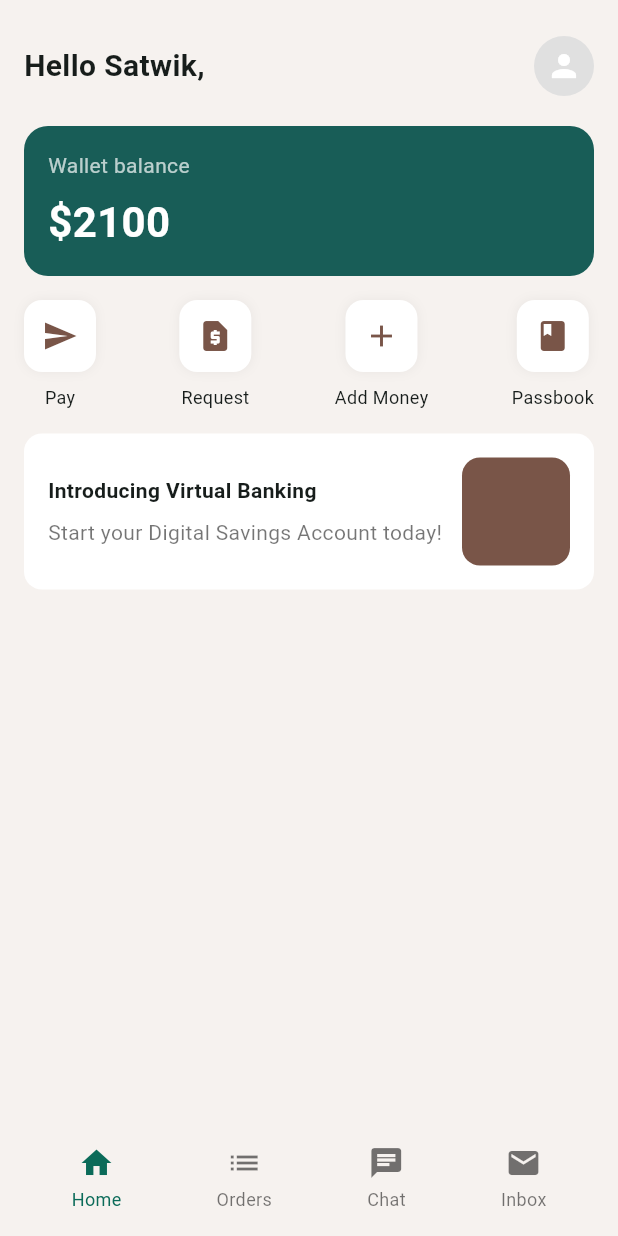
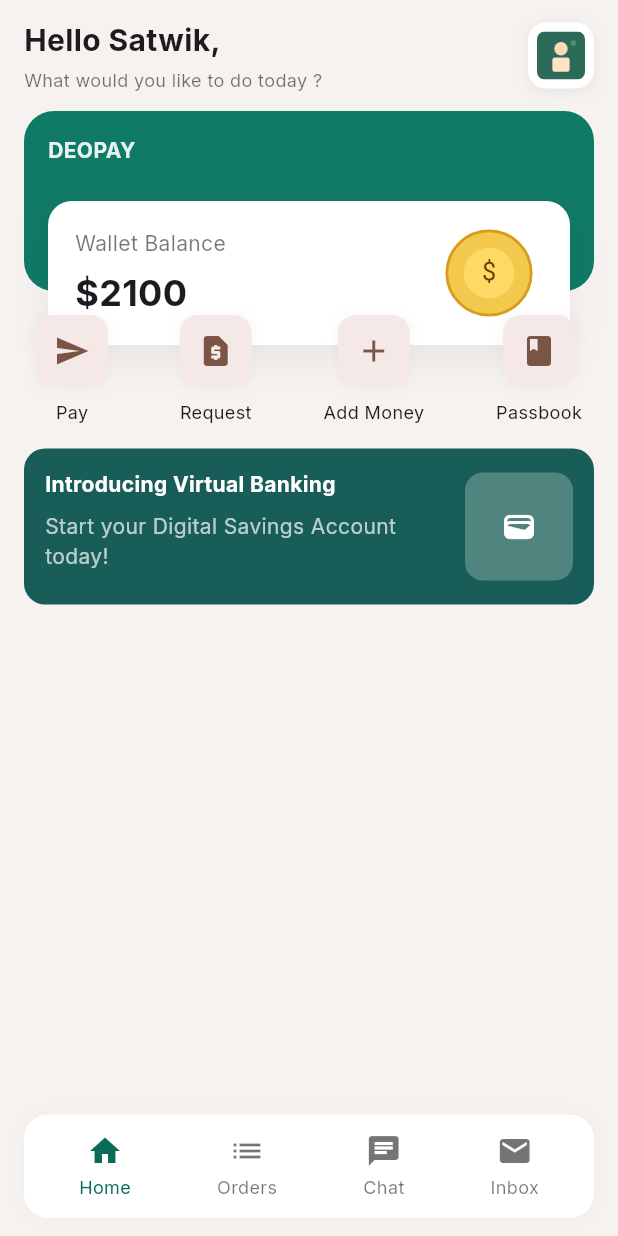
Before and after one commit to Osiris117/SmartWallet, a Flutter app: the screen it shows after launch, on a phone screen of 412 x 824 dp. Run offline on Flutter 3.47's test engine with Material 3 defaults, Android fonts, the phone set to English and light mode, and no system bars; our stand-ins replace flutter_svg, google_fonts.

Commit message:
feat(frontend): enhance UI, add SVG placeholders and fonts

```diff
--- a/frontend/lib/main.dart
+++ b/frontend/lib/main.dart
@@ -1,5 +1,6 @@
 import 'package:flutter/material.dart';
-import 'package:provider/provider.dart';
+import 'package:google_fonts/google_fonts.dart';
+import 'package:flutter_svg/flutter_svg.dart';
 
 void main() {
   runApp(const DeopayApp());
@@ -10,11 +11,14 @@ class DeopayApp extends StatelessWidget {
 
   @override
   Widget build(BuildContext context) {
+    final seed = const Color(0xFF0F7A66);
     return MaterialApp(
+      debugShowCheckedModeBanner: false,
       title: 'Deopay',
       theme: ThemeData(
-        colorScheme: ColorScheme.fromSeed(seedColor: const Color(0xFF0F7A66)),
+        colorScheme: ColorScheme.fromSeed(seedColor: seed, brightness: Brightness.light),
         useMaterial3: true,
+        textTheme: GoogleFonts.interTextTheme(),
       ),
       home: const HomeScreen(),
     );
@@ -30,30 +34,19 @@ class HomeScreen extends StatelessWidget {
       backgroundColor: const Color(0xFFF6F2EF),
       body: SafeArea(
         child: Padding(
-          padding: const EdgeInsets.all(16.0),
+          padding: const EdgeInsets.symmetric(horizontal: 16.0, vertical: 12),
           child: Column(
-            crossAxisAlignment: CrossAxisAlignment.start,
             children: [
-              const SizedBox(height: 8),
-              Row(
-                mainAxisAlignment: MainAxisAlignment.spaceBetween,
-                children: [
-                  const Text('Hello Satwik,', style: TextStyle(fontSize: 20, fontWeight: FontWeight.bold)),
-                  CircleAvatar(
-                    radius: 20,
-                    backgroundColor: Colors.grey.shade300,
-                    child: const Icon(Icons.person, color: Colors.white),
-                  )
-                ],
-              ),
-              const SizedBox(height: 20),
-              _BalanceCard(),
+              _TopHeader(),
+              const SizedBox(height: 12),
+              _StackedCard(),
               const SizedBox(height: 16),
               _ActionButtonsRow(),
               const SizedBox(height: 16),
               _PromoCard(),
               const Spacer(),
-              _BottomNav()
+              const SizedBox(height: 8),
+              _BottomNav(),
             ],
           ),
         ),
@@ -62,24 +55,87 @@ class HomeScreen extends StatelessWidget {
   }
 }
 
-class _BalanceCard extends StatelessWidget {
+class _TopHeader extends StatelessWidget {
   @override
   Widget build(BuildContext context) {
-    return Container(
+    return Row(
+      mainAxisAlignment: MainAxisAlignment.spaceBetween,
+      children: [
+        Column(
+          crossAxisAlignment: CrossAxisAlignment.start,
+          children: const [
+            Text('Hello Satwik,', style: TextStyle(fontSize: 20, fontWeight: FontWeight.w700)),
+            SizedBox(height: 4),
+            Text('What would you like to do today ?', style: TextStyle(color: Colors.black54, fontSize: 12)),
+          ],
+        ),
+        Container(
+          width: 44,
+          height: 44,
+          decoration: BoxDecoration(color: Colors.white, borderRadius: BorderRadius.circular(12), boxShadow: [
+            BoxShadow(color: Colors.black.withOpacity(0.06), blurRadius: 8, offset: const Offset(0,2))
+          ]),
+          child: Padding(
+            padding: const EdgeInsets.all(6.0),
+            child: SvgPicture.asset('assets/images/character.svg', fit: BoxFit.contain),
+          ),
+        )
+      ],
+    );
+  }
+}
+
+class _StackedCard extends StatelessWidget {
+  @override
+  Widget build(BuildContext context) {
+    // Creates a rounded top area with a card overlapping
+    return Stack(
+      clipBehavior: Clip.none,
+      children: [
+        Container(
           width: double.infinity,
+          height: 120,
+          decoration: BoxDecoration(
+            color: const Color(0xFF0F7A66),
+            borderRadius: BorderRadius.circular(20),
+          ),
           padding: const EdgeInsets.all(16),
+          child: Align(
+            alignment: Alignment.topLeft,
+            child: Text('DEOPAY', style: TextStyle(color: Colors.white.withOpacity(0.9), fontWeight: FontWeight.w700)),
+          ),
+        ),
+        Positioned(
+          left: 16,
+          right: 16,
+          bottom: -36,
+          child: Container(
+            height: 96,
+            padding: const EdgeInsets.all(18),
             decoration: BoxDecoration(
-        color: const Color(0xFF185D57),
+              color: Colors.white,
               borderRadius: BorderRadius.circular(16),
+              boxShadow: [BoxShadow(color: Colors.black.withOpacity(0.06), blurRadius: 20, offset: const Offset(0,8))],
             ),
+            child: Row(
+              children: [
+                Expanded(
                   child: Column(
                     crossAxisAlignment: CrossAxisAlignment.start,
+                    mainAxisAlignment: MainAxisAlignment.center,
                     children: const [
-          Text('Wallet balance', style: TextStyle(color: Colors.white70)),
-          SizedBox(height: 8),
-          Text('\$2100', style: TextStyle(color: Colors.white, fontSize: 28, fontWeight: FontWeight.bold)),
+                      Text('Wallet Balance', style: TextStyle(color: Colors.black54)),
+                      SizedBox(height: 6),
+                      Text('\$2100', style: TextStyle(fontSize: 24, fontWeight: FontWeight.bold)),
                     ],
                   ),
+                ),
+                SizedBox(width: 72, height: 72, child: SvgPicture.asset('assets/images/coin.svg'))
+              ],
+            ),
+          ),
+        )
+      ],
     );
   }
 }
@@ -94,25 +150,28 @@ class _ActionButtonsRow extends StatelessWidget {
       {'icon': Icons.book, 'label': 'Passbook'},
     ];
 
-    return Row(
+    return Padding(
+      padding: const EdgeInsets.symmetric(horizontal: 8.0),
+      child: Row(
         mainAxisAlignment: MainAxisAlignment.spaceBetween,
         children: items.map((it) {
           return Column(
             children: [
               Container(
                 decoration: BoxDecoration(
-                color: Colors.white,
+                  color: const Color(0xFFF4E9E7),
                   borderRadius: BorderRadius.circular(12),
-                boxShadow: [BoxShadow(color: Colors.black.withOpacity(0.05), blurRadius: 6)],
+                  boxShadow: [BoxShadow(color: Colors.black.withOpacity(0.04), blurRadius: 8)],
                 ),
                 padding: const EdgeInsets.all(12),
-              child: Icon(it['icon'] as IconData, color: Colors.brown),
+                child: Icon(it['icon'] as IconData, color: const Color(0xFF7A5444)),
               ),
               const SizedBox(height: 8),
               Text(it['label'] as String, style: const TextStyle(fontSize: 12))
             ],
           );
         }).toList(),
+      ),
     );
   }
 }
@@ -121,23 +180,25 @@ class _PromoCard extends StatelessWidget {
   @override
   Widget build(BuildContext context) {
     return Container(
-      padding: const EdgeInsets.all(16),
-      decoration: BoxDecoration(color: Colors.white, borderRadius: BorderRadius.circular(12)),
+      padding: const EdgeInsets.all(14),
+      decoration: BoxDecoration(
+        color: const Color(0xFF185D57),
+        borderRadius: BorderRadius.circular(14),
+      ),
       child: Row(
-        mainAxisAlignment: MainAxisAlignment.spaceBetween,
         children: [
           Expanded(
             child: Column(
               crossAxisAlignment: CrossAxisAlignment.start,
               children: const [
-                Text('Introducing Virtual Banking', style: TextStyle(fontWeight: FontWeight.bold)),
+                Text('Introducing Virtual Banking', style: TextStyle(color: Colors.white, fontWeight: FontWeight.bold)),
                 SizedBox(height: 8),
-                Text('Start your Digital Savings Account today!', style: TextStyle(color: Colors.black54)),
+                Text('Start your Digital Savings Account today!', style: TextStyle(color: Colors.white70)),
+                SizedBox(height: 8),
               ],
             ),
           ),
-          const SizedBox(width: 12),
-          Container(width: 72, height: 72, decoration: BoxDecoration(color: Colors.brown, borderRadius: BorderRadius.circular(12))),
+          Container(width: 72, height: 72, decoration: BoxDecoration(color: Colors.white24, borderRadius: BorderRadius.circular(12)), child: const Icon(Icons.wallet, color: Colors.white))
         ],
       ),
     );
@@ -147,14 +208,18 @@ class _PromoCard extends StatelessWidget {
 class _BottomNav extends StatelessWidget {
   @override
   Widget build(BuildContext context) {
-    return Row(
+    return Container(
+      padding: const EdgeInsets.symmetric(vertical: 12, horizontal: 8),
+      decoration: BoxDecoration(color: Colors.white, borderRadius: BorderRadius.circular(16), boxShadow: [BoxShadow(color: Colors.black.withOpacity(0.03), blurRadius: 8)]),
+      child: Row(
         mainAxisAlignment: MainAxisAlignment.spaceAround,
-      children: [
+        children: const [
           _NavItem(icon: Icons.home, label: 'Home', active: true),
           _NavItem(icon: Icons.list, label: 'Orders'),
           _NavItem(icon: Icons.chat, label: 'Chat'),
           _NavItem(icon: Icons.mail, label: 'Inbox'),
         ],
+      ),
     );
   }
 }
@@ -167,12 +232,13 @@ class _NavItem extends StatelessWidget {
 
   @override
   Widget build(BuildContext context) {
+    final color = active ? Theme.of(context).colorScheme.primary : Colors.black54;
     return Column(
       mainAxisSize: MainAxisSize.min,
       children: [
-        Icon(icon, color: active ? Theme.of(context).colorScheme.primary : Colors.black54),
+        Icon(icon, color: color),
         const SizedBox(height: 4),
-        Text(label, style: TextStyle(fontSize: 12, color: active ? Theme.of(context).colorScheme.primary : Colors.black54))
+        Text(label, style: TextStyle(fontSize: 12, color: color))
       ],
     );
   }
--- a/frontend/pubspec.yaml
+++ b/frontend/pubspec.yaml
@@ -10,6 +10,8 @@ dependencies:
     sdk: flutter
   cupertino_icons: ^1.0.5
   provider: ^6.0.5
+  google_fonts: ^5.0.0
+  flutter_svg: ^2.0.7
 
 dev_dependencies:
   flutter_test:
@@ -19,3 +21,5 @@ flutter:
   uses-material-design: true
   assets:
     - assets/images/
+    - assets/images/coin.svg
+    - assets/images/character.svg
```
Also changed, not shown: frontend/assets/images/character.svg (added), frontend/assets/images/coin.svg (added). Lines whose indentation alone changed are shown as unchanged.
